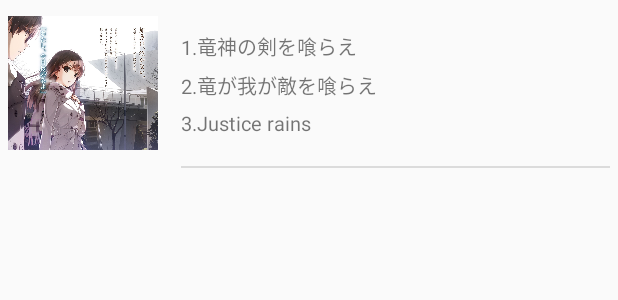
After one commit to DaiXinxuan/NeteaseMusicUi, an Android app: the layout item_bigbillboard.xml on its own in the app's theme, with its tools: preview values and no code run, on a phone screen of 412 x 824 dp. The commit adds this screen. Shown: the top 300 px of the screen. Run offline under Robolectric (Android 15) with nearby library versions, the phone set to English and light mode, and no system bars.

Commit message:
新增排行榜界面

```diff
--- /dev/null
+++ b/app/src/main/res/layout/item_bigbillboard.xml
@@ -0,0 +1,51 @@
+<?xml version="1.0" encoding="utf-8"?>
+<RelativeLayout xmlns:android="http://schemas.android.com/apk/res/android"
+    xmlns:tools="http://schemas.android.com/tools"
+    android:padding="@dimen/padding_small"
+    android:layout_width="match_parent"
+    android:layout_height="wrap_content">
+
+    <ImageView
+        android:id="@+id/big_billboard_img"
+        android:layout_width="100dp"
+        android:layout_height="100dp"
+        tools:src="@mipmap/sample8"/>
+
+    <LinearLayout
+        android:layout_toRightOf="@+id/big_billboard_img"
+        android:padding="@dimen/padding_large"
+        android:layout_width="match_parent"
+        android:layout_height="wrap_content"
+        android:orientation="vertical">
+        <TextView
+            android:id="@+id/first_song"
+            android:layout_width="wrap_content"
+            android:layout_height="wrap_content"
+            android:textSize="13sp"
+            tools:text="1.竜神の剣を喰らえ"/>
+        <TextView
+            android:id="@+id/second_song"
+            android:layout_width="wrap_content"
+            android:layout_height="wrap_content"
+            android:layout_marginTop="@dimen/padding_small"
+            android:textSize="13sp"
+            tools:text="2.竜が我が敵を喰らえ"/>
+        <TextView
+            android:id="@+id/third_song"
+            android:layout_width="wrap_content"
+            android:layout_height="wrap_content"
+            android:layout_marginTop="@dimen/padding_small"
+            android:textSize="13sp"
+            tools:text="3.Justice rains"/>
+    </LinearLayout>
+
+    <ImageView
+        android:layout_below="@+id/big_billboard_img"
+        android:layout_toRightOf="@+id/big_billboard_img"
+        android:layout_marginLeft="@dimen/padding_large"
+        android:layout_marginTop="@dimen/padding_small"
+        android:layout_width="match_parent"
+        android:layout_height="1dp"
+        android:background="@color/gray_background"
+        />
+</RelativeLayout>
--- a/app/src/main/res/layout/songlist_recycler_header.xml
+++ b/app/src/main/res/layout/songlist_recycler_header.xml
@@ -12,6 +12,7 @@
         android:background="@color/actionBarColor"/>
 
     <TextView
+        android:id="@+id/title_text"
         android:layout_toRightOf="@+id/blue_vertical_bar"
         android:layout_marginLeft="@dimen/padding_standard"
         android:layout_centerVertical="true"
--- a/app/src/main/res/values/styles.xml
+++ b/app/src/main/res/values/styles.xml
@@ -12,12 +12,6 @@
     <style name="AppTheme" parent="AppTheme.Base">
     </style>
 
-    <style name="philips.com.myapplication.actionbutton.ActionButton" parent="@android:style/Widget.ImageButton">
-        <item name="android:minHeight">60dp</item>
-        <item name="android:minWidth">60dp</item>
-        <item name="android:padding">0dp</item>
-        <item name="actionButtonShape">square</item>
-    </style>
 
     <style name="AppTheme.Base" parent="Base.Theme.AppCompat.Light">
         <item name="windowActionBar">false</item>
```
Also changed, not shown: app/src/main/java/philips/com/myapplication/adapter/RankingRecyclerAdapter.java (added, +135 -0 lines), app/src/main/java/philips/com/myapplication/bean/BillBoardBean.java (added, +74 -0 lines), app/src/main/java/philips/com/myapplication/ui/fragment/RankingListFragment.java (+50 -0 lines), app/src/main/res/layout/fragment_ranking_list.xml (+7 -4 lines), app/src/main/res/layout/item_smallbillboard.xml (added, +47 -0 lines), app/src/main/res/values/attrs.xml (+0 -11 lines).
